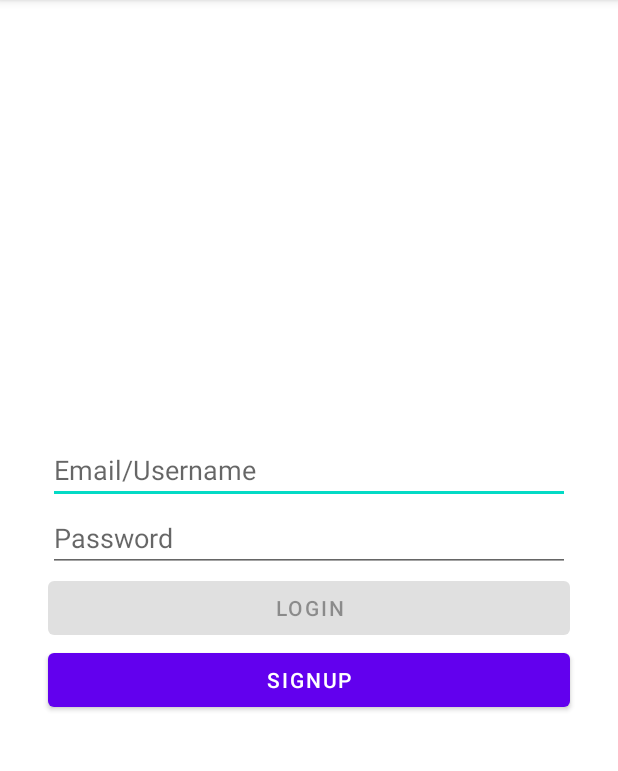
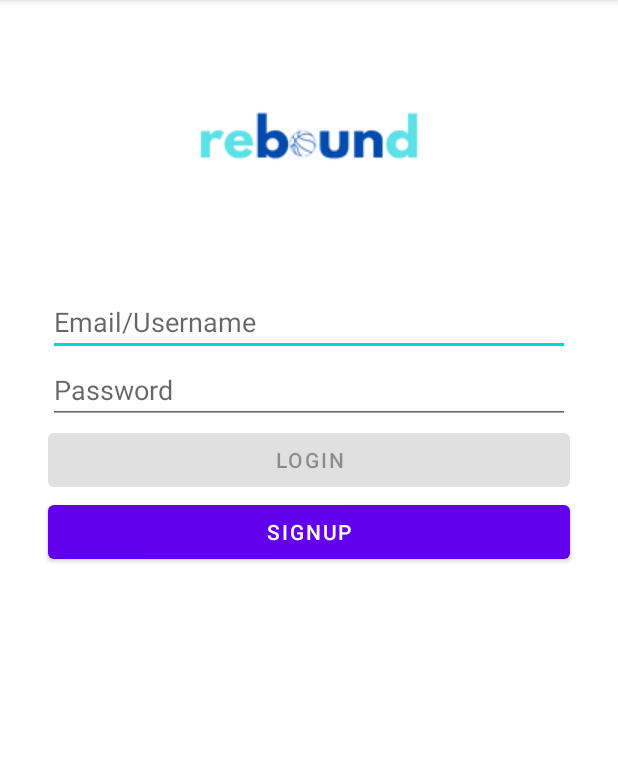
Before and after one commit to bounswe/2021SpringGroup2, an Android app: the screen it shows after launch (LoginActivity), on a phone screen of 412 x 824 dp, the part 84-855 px from its top. Run offline under Robolectric (Android 15) with nearby library versions, the phone set to English and light mode, and no system bars.

Commit message:
Added logo to login page

```diff
--- a/FindSportEvents/app/src/main/res/layout/activity_login.xml
+++ b/FindSportEvents/app/src/main/res/layout/activity_login.xml
@@ -9,8 +9,13 @@
         android:layout_width="match_parent"
         android:layout_height="match_parent"
         android:orientation="vertical"
-        android:gravity="center">
-
+        android:gravity="center_horizontal">
+        <ImageView
+            android:layout_width="wrap_content"
+            android:layout_height="wrap_content"
+            android:src="@drawable/rebound"
+            android:contentDescription="@string/rebound_image"
+            />
         <com.google.android.material.textfield.TextInputEditText
             android:id="@+id/et_username"
             android:layout_width="match_parent"
--- a/FindSportEvents/app/src/main/res/values/strings.xml
+++ b/FindSportEvents/app/src/main/res/values/strings.xml
@@ -23,4 +23,5 @@
     <string name="confirm_password">Confirm Password</string>
     <string name="interests">Interests</string>
     <string name="sign_up">SIGN UP</string>
+    <string name="rebound_image">rebound image</string>
 </resources>
```
Also changed, not shown: FindSportEvents/app/src/main/res/drawable-v24/rebound.png (added).
